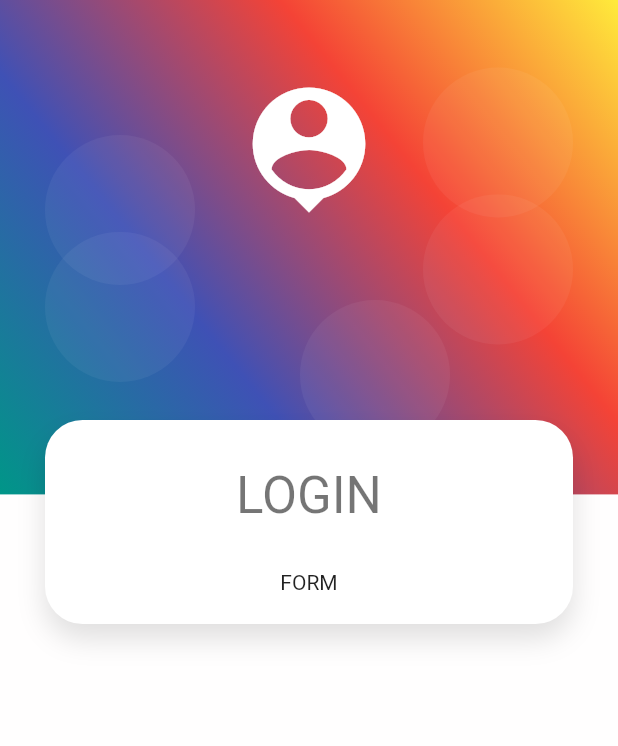
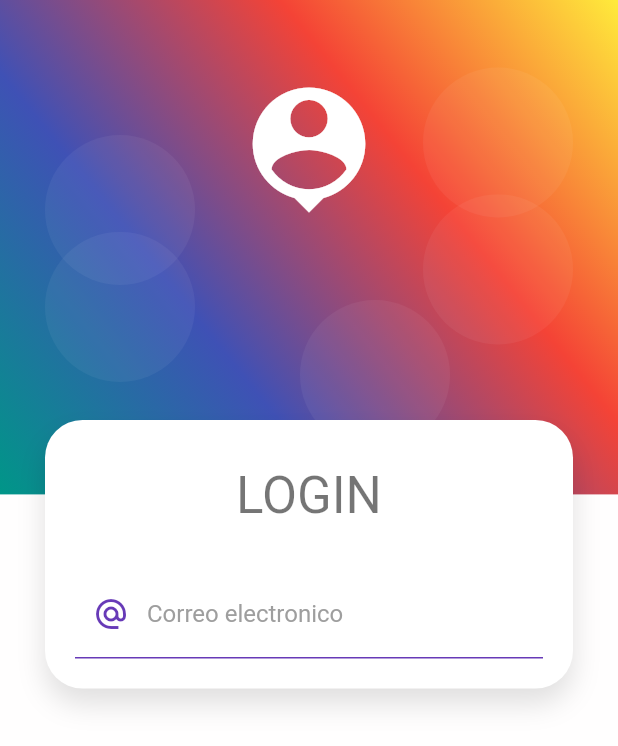
Before and after one commit to MarcosCM2000/productos_app, a Flutter app: the screen it shows after launch, on a phone screen of 412 x 824 dp. Shown: the top 746 px of the screen. Run offline on Flutter 3.47's test engine with Material 2 defaults, Android fonts, the phone set to English and light mode, and no system bars.

Commit message:
beggining of login form

```diff
--- a/lib/screens/login_screen.dart
+++ b/lib/screens/login_screen.dart
@@ -18,7 +18,7 @@ class LoginScreen extends StatelessWidget {
               const SizedBox(height: 10),
               Text('LOGIN', style: Theme.of(context).textTheme.headline4),
               const SizedBox(height: 30),
-              const Text('FORM')
+              const _LoginForm()
             ]),
           )
         ]),
@@ -26,3 +26,35 @@ class LoginScreen extends StatelessWidget {
     );
   }
 }
+
+class _LoginForm extends StatelessWidget {
+  const _LoginForm({super.key});
+
+  @override
+  Widget build(BuildContext context) {
+    return Container(
+      child: Form(
+          //  TODO: mantener la referencia al key
+          child: Column(
+        children: [
+          TextFormField(
+            autocorrect: false,
+            keyboardType: TextInputType.emailAddress,
+            decoration: const InputDecoration(
+                enabledBorder: UnderlineInputBorder(
+                    borderSide: BorderSide(color: Colors.deepPurple)),
+                focusedBorder: UnderlineInputBorder(
+                    borderSide: BorderSide(color: Colors.deepPurple, width: 2)),
+                hintText: 'Email',
+                labelText: 'Correo electronico',
+                labelStyle: TextStyle(color: Colors.grey),
+                prefixIcon: Icon(
+                  Icons.alternate_email_sharp,
+                  color: Colors.deepPurple,
+                )),
+          )
+        ],
+      )),
+    );
+  }
+}
```
